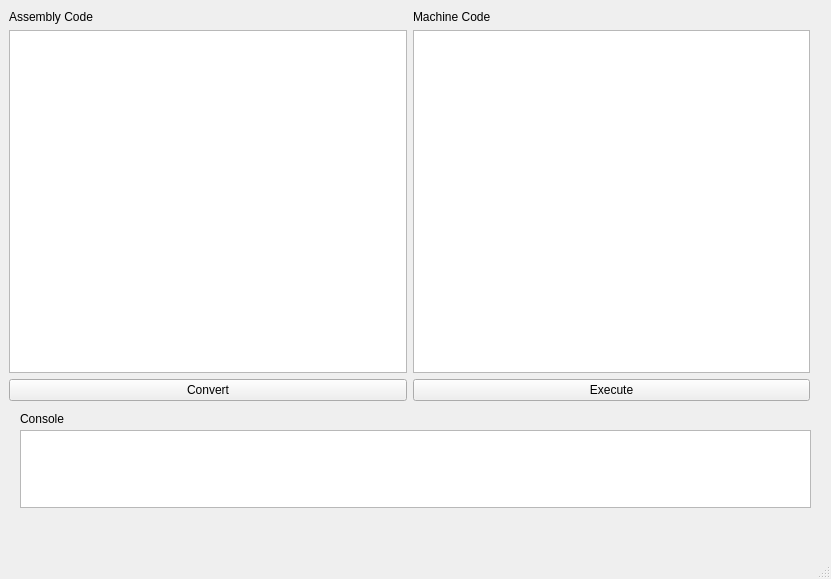
Qt form assemBer.ui (shantanaBernados/CMSC_124_MP1) before a commit.
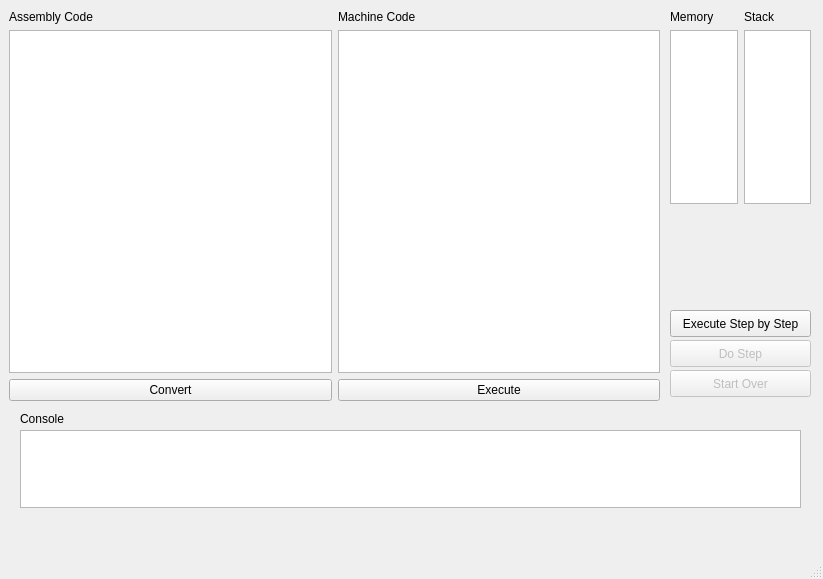
The same form after that commit.

Commit message: working step by step

The edit to the form file:
```diff
--- a/assemBer.ui
+++ b/assemBer.ui
@@ -6,7 +6,7 @@
    <rect>
     <x>0</x>
     <y>0</y>
-    <width>831</width>
+    <width>823</width>
     <height>579</height>
    </rect>
   </property>
@@ -19,7 +19,7 @@
      <rect>
       <x>20</x>
       <y>430</y>
-      <width>791</width>
+      <width>781</width>
       <height>78</height>
      </rect>
     </property>
@@ -42,7 +42,7 @@
      <rect>
       <x>9</x>
       <y>10</y>
-      <width>801</width>
+      <width>651</width>
       <height>391</height>
      </rect>
     </property>
@@ -83,6 +83,86 @@
      </item>
     </layout>
    </widget>
+   <widget class="QWidget" name="layoutWidget">
+    <property name="geometry">
+     <rect>
+      <x>670</x>
+      <y>10</y>
+      <width>141</width>
+      <height>194</height>
+     </rect>
+    </property>
+    <layout class="QGridLayout" name="gridLayout_2">
+     <item row="2" column="1">
+      <widget class="QListView" name="stacklist"/>
+     </item>
+     <item row="0" column="0">
+      <widget class="QLabel" name="memlabel">
+       <property name="text">
+        <string>Memory</string>
+       </property>
+      </widget>
+     </item>
+     <item row="0" column="1">
+      <widget class="QLabel" name="stacklabel">
+       <property name="text">
+        <string>Stack</string>
+       </property>
+      </widget>
+     </item>
+     <item row="2" column="0">
+      <widget class="QListWidget" name="memlist"/>
+     </item>
+    </layout>
+   </widget>
+   <widget class="QPushButton" name="executestepbtn">
+    <property name="geometry">
+     <rect>
+      <x>670</x>
+      <y>310</y>
+      <width>141</width>
+      <height>27</height>
+     </rect>
+    </property>
+    <property name="text">
+     <string>Execute Step by Step</string>
+    </property>
+   </widget>
+   <widget class="QPushButton" name="startover">
+    <property name="enabled">
+     <bool>false</bool>
+    </property>
+    <property name="geometry">
+     <rect>
+      <x>670</x>
+      <y>370</y>
+      <width>141</width>
+      <height>27</height>
+     </rect>
+    </property>
+    <property name="text">
+     <string>Start Over</string>
+    </property>
+    <property name="checkable">
+     <bool>false</bool>
+    </property>
+   </widget>
+   <widget class="QPushButton" name="stepbtn">
+    <property name="enabled">
+     <bool>false</bool>
+    </property>
+    <property name="geometry">
+     <rect>
+      <x>670</x>
+      <y>340</y>
+      <width>141</width>
+      <height>27</height>
+     </rect>
+    </property>
+    <property name="text">
+     <string>Do Step</string>
+    </property>
+   </widget>
    <zorder>layoutWidget</zorder>
    <zorder>consoletext</zorder>
    <zorder>consolelabel</zorder>
```
Left out of the diff: 6 changed lines with no effect on the pictures. The commit also changes 3 other files.
